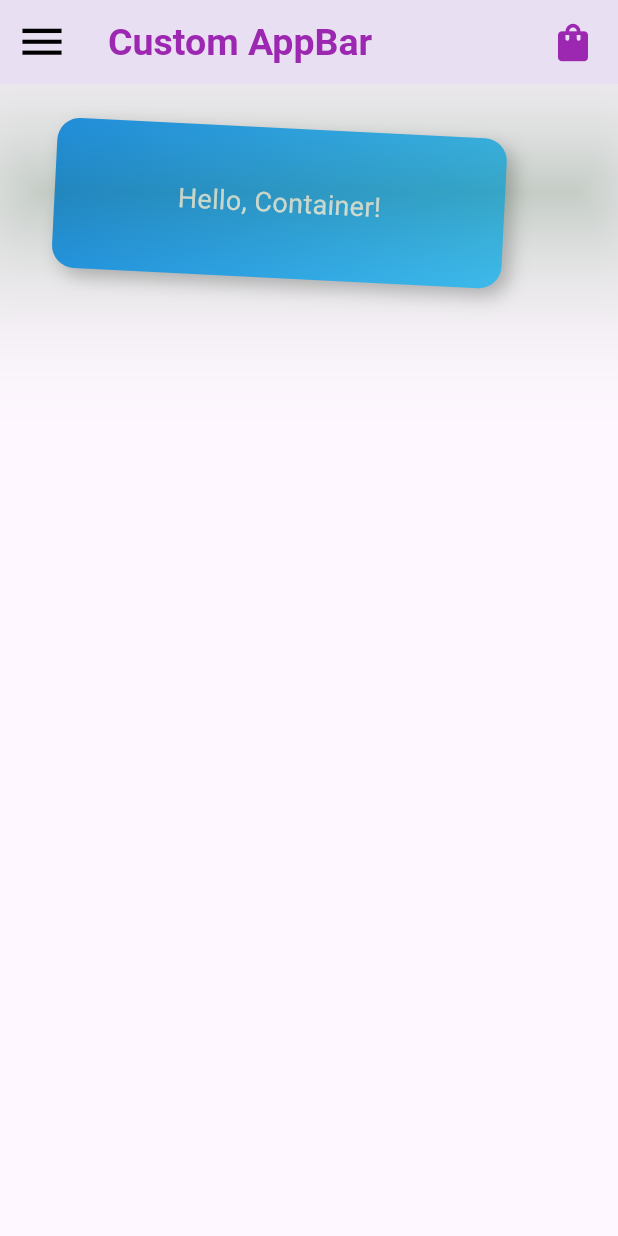
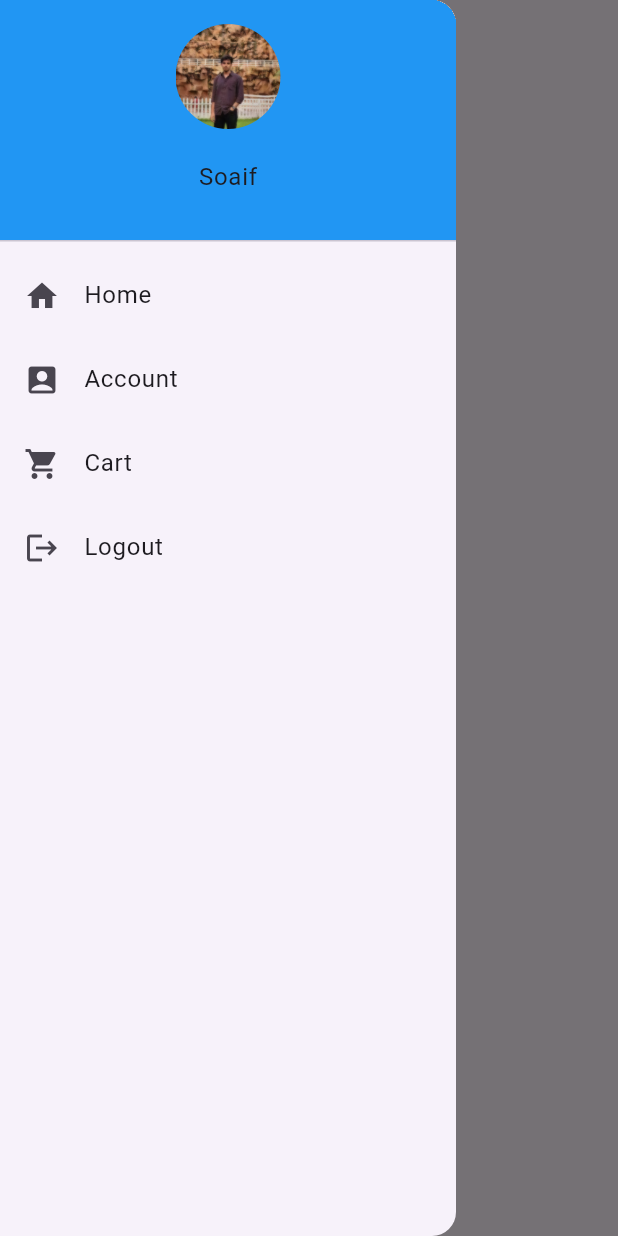
Before and after one commit to Soaif0912/flutter-first-app, a Flutter app: the screen it shows after launch, with the side drawer open (before the commit the screen has no drawer), on a phone screen of 412 x 824 dp. Run offline on Flutter 3.47's test engine with Material 3 defaults, Android fonts, the phone set to English and light mode, and no system bars.

Commit message:
drwaer widget

```diff
--- a/lib/main.dart
+++ b/lib/main.dart
@@ -4,11 +4,23 @@ import 'widgets/rich_text.dart';
 import 'widgets/container_widget.dart';
 import 'widgets/appbar_example.dart';
 
+// widgets importing -->
+import 'widgets/column_widget.dart';
+import 'widgets/row_widget.dart';
+import 'widgets/single_child_scroll_view_example.dart';
+import 'widgets/flutterlogo_example.dart';
+import 'widgets/flutterlogo_example.dart';
+import 'widgets/stack_example.dart';
+import 'widgets/indexedStack.dart';
+import 'widgets/Clipper Widget/clip_rect.dart';
+import 'widgets/Clipper Widget/clipr_rect.dart';
+import 'widgets/Clipper Widget/clip_oval.dart';
+import 'widgets/Clipper Widget/clip_path.dart';
+
+import 'widgets/Drwaer/drawer_widget.dart';
+
 void main() {
   runApp(const MaterialApp(
-    home: Scaffold(
-      appBar: AppBarExample(),
-      body: ContainerExample(),
-    ),
+    home: DrawerWidgetExample(),
   ));
 }
--- /dev/null
+++ b/lib/widgets/Drwaer/drawer_widget.dart
@@ -0,0 +1,56 @@
+import 'package:flutter/material.dart';
+
+class DrawerWidgetExample extends StatelessWidget {
+  const DrawerWidgetExample({super.key});
+
+  @override
+  Widget build(BuildContext context) {
+    return Scaffold(
+      appBar: AppBar(
+        title: Text('Appbar'),
+      ),
+      drawer: Drawer(
+        child: ListView(
+          children: [
+            DrawerHeader(
+              decoration: const BoxDecoration(
+                color: Colors.blue,
+              ),
+              child: Column(
+                crossAxisAlignment: CrossAxisAlignment.center,
+                children: [
+                  ClipOval(
+                    child: Image.asset(
+                      "images/soaif_profile.png",
+                      width: 70,
+                      height: 70,
+                      fit: BoxFit.cover,
+                    ),
+                  ),
+                  const SizedBox(height: 20),
+                  const Text('Soaif'),
+                ],
+              ),
+            ),
+            const ListTile(
+              title: Text('Home'),
+              leading: Icon(Icons.home),
+            ),
+            const ListTile(
+              title: Text('Account'),
+              leading: Icon(Icons.account_box),
+            ),
+            const ListTile(
+              title: Text('Cart'),
+              leading: Icon(Icons.shopping_cart),
+            ),
+            const ListTile(
+              title: Text('Logout'),
+              leading: Icon(Icons.logout),
+            ),
+          ],
+        ),
+      ),
+    );
+  }
+}
```
